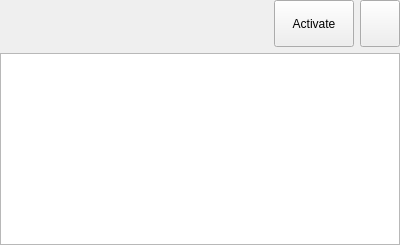
Above: FiducialRegistrationWizard/Widgets/Resources/UI/qSlicerSimpleMarkupsWidget.ui from SlicerIGT/SlicerIGT before the change. Below: the same form after it.
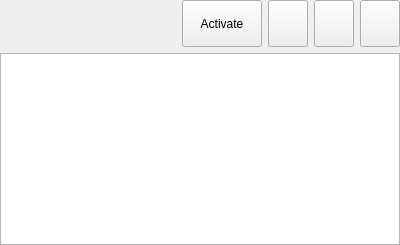
That is the form after the change. Custom widgets are drawn as their Qt base class.

Commit message: Re #24, #25: Adding show/hide and lock/unlock buttons to markups widget.

```diff
--- a/FiducialRegistrationWizard/Widgets/Resources/UI/qSlicerSimpleMarkupsWidget.ui
+++ b/FiducialRegistrationWizard/Widgets/Resources/UI/qSlicerSimpleMarkupsWidget.ui
@@ -77,6 +77,32 @@
        </property>
       </widget>
      </item>
+     <item>
+      <widget class="QPushButton" name="VisibilityButton">
+       <property name="sizePolicy">
+        <sizepolicy hsizetype="Fixed" vsizetype="Expanding">
+         <horstretch>0</horstretch>
+         <verstretch>0</verstretch>
+        </sizepolicy>
+       </property>
+       <property name="text">
+        <string/>
+       </property>
+      </widget>
+     </item>
+     <item>
+      <widget class="QPushButton" name="LockButton">
+       <property name="sizePolicy">
+        <sizepolicy hsizetype="Fixed" vsizetype="Expanding">
+         <horstretch>0</horstretch>
+         <verstretch>0</verstretch>
+        </sizepolicy>
+       </property>
+       <property name="text">
+        <string/>
+       </property>
+      </widget>
+     </item>
      <item>
       <widget class="QPushButton" name="PlaceButton">
        <property name="sizePolicy">
```
The commit also changes 2 other files.
